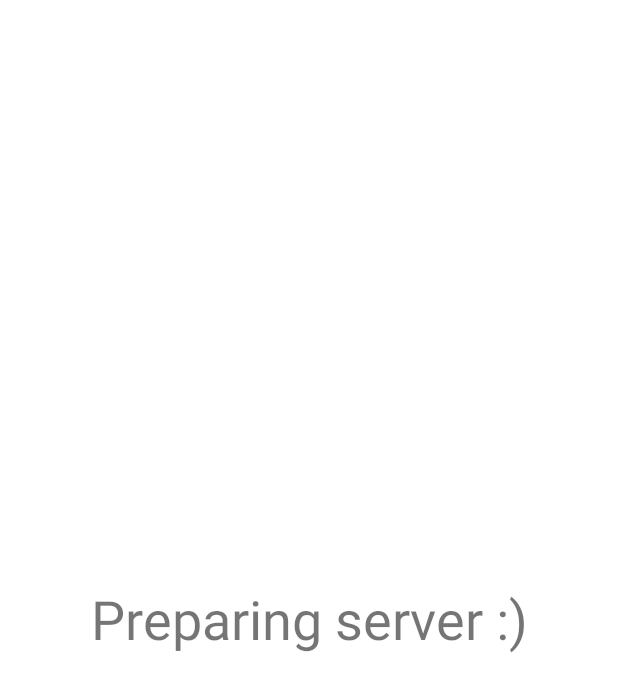
After one commit to Goosoe/PhoneFileTransfer, an Android app: the layout prepare_server_layout.xml on its own in the app's theme, with its tools: preview values and no code run, on a phone screen of 412 x 824 dp. The commit adds this screen. Shown: the top 692 px of the screen. Run offline under Robolectric (Android 15) with nearby library versions, the phone set to English and light mode, and no system bars.

Commit message:
WIP: Responsive UI when the files are being fetched and Zipped
Gaining courage to do a code cleanup

```diff
--- a/app/src/main/AndroidManifest.xml
+++ b/app/src/main/AndroidManifest.xml
@@ -5,6 +5,7 @@
     <uses-permission android:name="android.permission.INTERNET" />
     <uses-permission android:name="android.permission.ACCESS_NETWORK_STATE" />
     <uses-permission android:name="android.permission.READ_EXTERNAL_STORAGE" />
+
 
     <application
         android:allowBackup="true"
@@ -23,7 +24,7 @@
             </intent-filter>
         </activity>
 
-        <activity android:name=".ServerActivity">
+        <activity android:name=".PrepareServerActivity">
             <intent-filter>
                 <action android:name="android.intent.action.SEND"/>
                 <action android:name="android.intent.action.SEND_MULTIPLE"/>
@@ -32,6 +33,9 @@
                 <data android:mimeType="*/*"/>
             </intent-filter>
         </activity>
+
+        <activity android:name=".ServerActivity">
+        </activity>
     </application>
 
 </manifest>
--- a/app/src/main/java/RequestList/RequestAdapter.java
+++ b/app/src/main/java/RequestList/RequestAdapter.java
@@ -36,6 +36,10 @@ public class RequestAdapter extends RecyclerView.Adapter<RequestAdapter.RequestV
      * @param activity - current activity
      */
     public void addItem(String hostname, String ip, Activity activity){
+        RequestInfo newRequest = new RequestInfo(ip, hostname);
+        if(localDataSet.contains(newRequest))
+            return;
+
         localDataSet.add(new RequestInfo(ip, hostname));
         int currentPos = localDataSet.size()- 1;
         //this needs activity because otherwise it has no access to an ui thread to update
@@ -45,7 +49,6 @@ public class RequestAdapter extends RecyclerView.Adapter<RequestAdapter.RequestV
                 notifyItemInserted(currentPos);
             }
         });
-
     }
 
     /**
--- a/app/src/main/java/Server/ZipUtils.java
+++ b/app/src/main/java/Server/ServerUtils.java
@@ -12,7 +12,7 @@ import org.apache.commons.compress.archivers.zip.ZipArchiveOutputStream;
 import org.apache.commons.compress.parallel.InputStreamSupplier;
 import org.apache.commons.io.FileUtils;
 
-public class ZipUtils {
+public class ServerUtils {
 
     public static File zipFiles(List<String> paths, String outputZipPath){
         if(paths.size() == 1 && paths.get(0).contains(".zip")) {
@@ -50,6 +50,7 @@ public class ZipUtils {
             outputStream = new ZipArchiveOutputStream(outputFile);
             zipCreator.writeTo(outputStream);
             outputStream.finish();
+            outputStream.close();
             return outputFile;
         } catch (IOException | InterruptedException | ExecutionException e) {
             e.printStackTrace();
@@ -94,6 +95,7 @@ public class ZipUtils {
      * @param cacheDir = context.getCacheDir()
      */
     public static void cleanCachedZips(File cacheDir) {
+        //TODO: MT too?
         System.out.println("cached size " + cacheDir.listFiles().length);
         //this can be MT
         for(File f : cacheDir.listFiles()){
--- /dev/null
+++ b/app/src/main/res/layout/prepare_server_layout.xml
@@ -0,0 +1,19 @@
+<?xml version="1.0" encoding="utf-8"?>
+<androidx.constraintlayout.widget.ConstraintLayout
+    xmlns:android="http://schemas.android.com/apk/res/android"
+    xmlns:app="http://schemas.android.com/apk/res-auto"
+    xmlns:tools="http://schemas.android.com/tools"
+    android:layout_width="match_parent"
+    android:layout_height="match_parent">
+
+    <TextView
+        android:id="@+id/textView3"
+        android:layout_width="wrap_content"
+        android:layout_height="wrap_content"
+        android:text="Preparing server :)"
+        android:textSize="36sp"
+        app:layout_constraintBottom_toBottomOf="parent"
+        app:layout_constraintEnd_toEndOf="parent"
+        app:layout_constraintStart_toStartOf="parent"
+        app:layout_constraintTop_toTopOf="parent" />
+</androidx.constraintlayout.widget.ConstraintLayout>
```
Also changed, not shown: app/src/main/java/Server/HttpServer.java (+27 -21 lines), app/src/main/java/SillyGoose/phonefiletransfer/PrepareServerActivity.java (added, +122 -0 lines), app/src/main/java/SillyGoose/phonefiletransfer/ServerActivity.java (+45 -62 lines).
